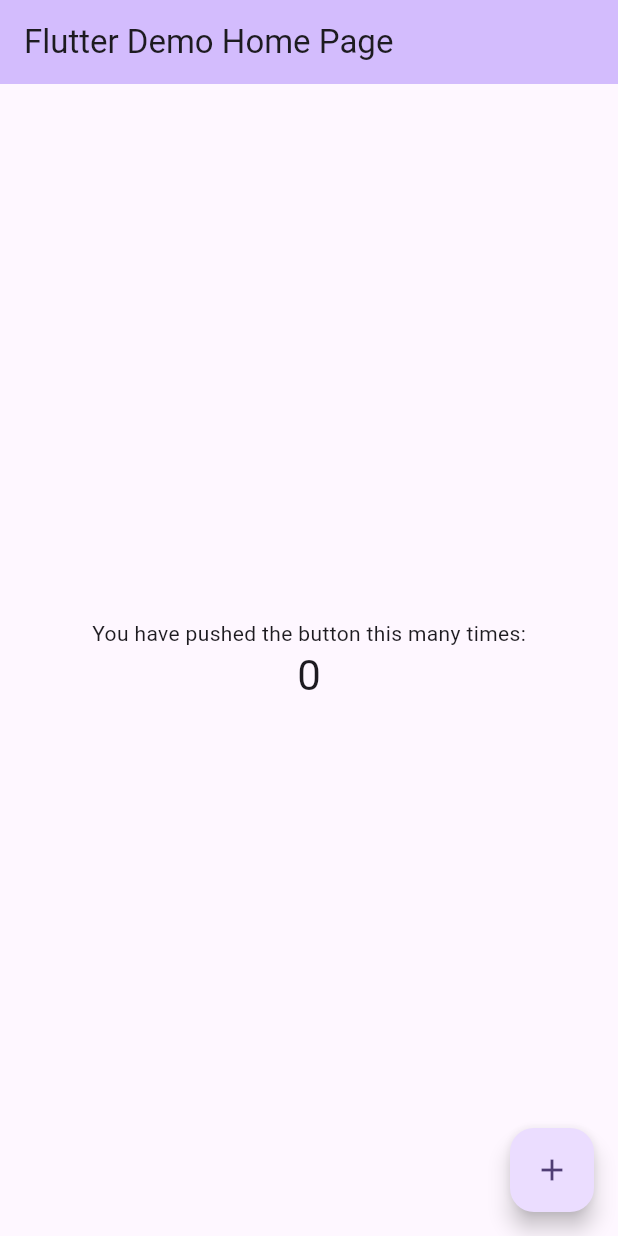
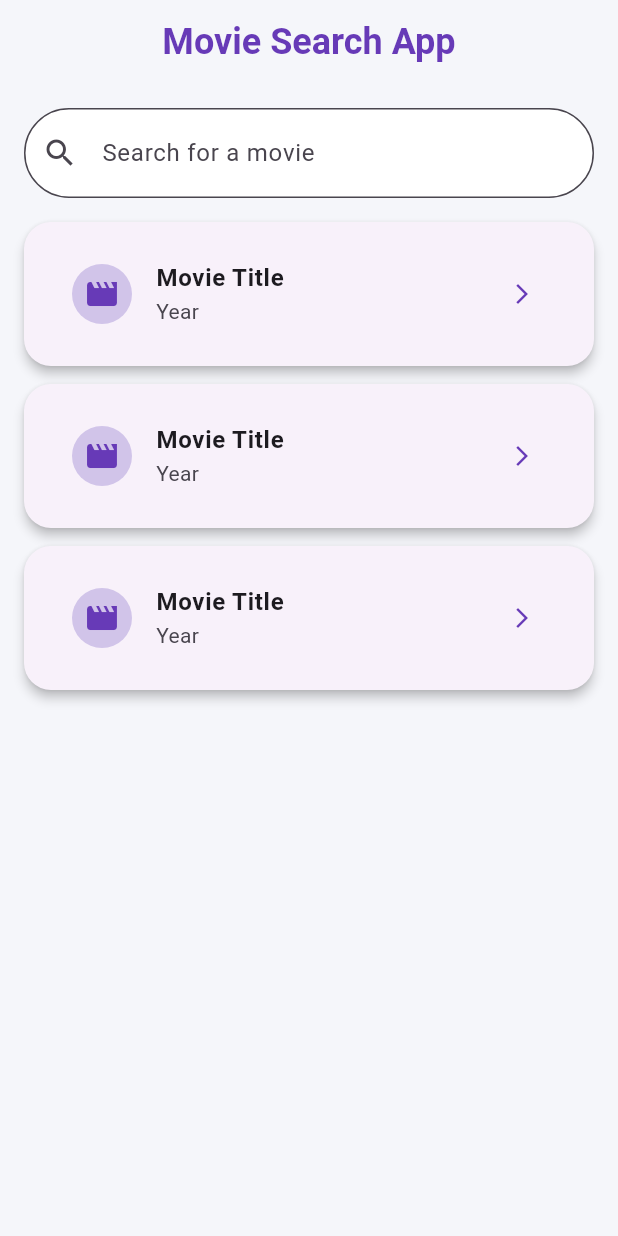
Before and after one commit to Justin-Moretto/movie_search_app, a Flutter app: the screen it shows after launch, on a phone screen of 412 x 824 dp. Run offline on Flutter 3.47's test engine with Material 3 defaults, Android fonts, the phone set to English and light mode, and no system bars; our stand-ins replace flutter_dotenv; network calls fail; statements that could not run were skipped.

Commit message:
set up basic UI (TextField + ListView)

```diff
--- a/lib/main.dart
+++ b/lib/main.dart
@@ -16,11 +16,36 @@ class MyApp extends StatelessWidget {
   @override
   Widget build(BuildContext context) {
     return MaterialApp(
-      title: 'Flutter Demo',
+      title: 'Movie Search App',
       theme: ThemeData(
         colorScheme: ColorScheme.fromSeed(seedColor: Colors.deepPurple),
+        scaffoldBackgroundColor: const Color(0xFFF5F6FA), // subtle background
+        appBarTheme: const AppBarTheme(
+          backgroundColor: Colors.transparent,
+          elevation: 0,
+          centerTitle: true,
+          titleTextStyle: TextStyle(
+            color: Colors.deepPurple,
+            fontWeight: FontWeight.bold,
+            fontSize: 24,
+          ),
+          iconTheme: IconThemeData(color: Colors.deepPurple),
+        ),
+        inputDecorationTheme: InputDecorationTheme(
+          filled: true,
+          fillColor: Colors.white,
+          contentPadding: EdgeInsets.symmetric(vertical: 18, horizontal: 20),
+          border: OutlineInputBorder(
+            borderRadius: BorderRadius.all(Radius.circular(30)),
+            borderSide: BorderSide(color: Colors.deepPurple, width: 1.2),
+          ),
+          focusedBorder: OutlineInputBorder(
+            borderRadius: BorderRadius.all(Radius.circular(30)),
+            borderSide: BorderSide(color: Colors.deepPurple, width: 2),
+          ),
+        ),
       ),
-      home: const MyHomePage(title: 'Flutter Demo Home Page'),
+      home: const MyHomePage(title: 'Movie Search App'),
     );
   }
 }
@@ -35,38 +60,64 @@ class MyHomePage extends StatefulWidget {
 }
 
 class _MyHomePageState extends State<MyHomePage> {
-  int _counter = 0;
-
-  void _incrementCounter() {
-    setState(() {
-      _counter++;
-    });
-  }
-
   @override
   Widget build(BuildContext context) {
     return Scaffold(
       appBar: AppBar(
-        backgroundColor: Theme.of(context).colorScheme.inversePrimary,
-        title: Text(widget.title),
+        // backgroundColor: Theme.of(context).colorScheme.inversePrimary,
+        backgroundColor: Colors.transparent,
+        elevation: 0,
+        title: Text(
+          widget.title,
+          textAlign: TextAlign.center,
+        ),
+        centerTitle: true,
       ),
-      body: Center(
+      body: Padding(
+        padding: const EdgeInsets.all(16.0),
         child: Column(
-          mainAxisAlignment: MainAxisAlignment.center,
-          children: <Widget>[
-            const Text('You have pushed the button this many times:'),
-            Text(
-              '$_counter',
-              style: Theme.of(context).textTheme.headlineMedium,
+          children: [
+            TextField(
+              decoration: const InputDecoration(
+                labelText: 'Search for a movie',
+                prefixIcon: Icon(Icons.search),
+              ),
+              onChanged: (value) {
+                // we'll use this later
+                print("Search input: $value");
+              },
+            ),
+            const SizedBox(height: 16),
+            Expanded(
+              child: ListView.separated(
+                itemCount: 3, // placeholder
+                separatorBuilder: (context, index) => const SizedBox(height: 12),
+                itemBuilder: (context, index) {
+                  return Card(
+                    elevation: 3,
+                    margin: EdgeInsets.zero,
+                    shape: RoundedRectangleBorder(
+                      borderRadius: BorderRadius.circular(18),
+                    ),
+                    child: Padding(
+                      padding: const EdgeInsets.symmetric(vertical: 12, horizontal: 16),
+                      child: ListTile(
+                        title: Text("Movie Title", style: TextStyle(fontWeight: FontWeight.bold)),
+                        subtitle: Text("Year"),
+                        leading: CircleAvatar(
+                          backgroundColor: Colors.deepPurple.shade100,
+                          child: Icon(Icons.movie, color: Colors.deepPurple),
+                        ),
+                        trailing: Icon(Icons.arrow_forward_ios, size: 16, color: Colors.deepPurple),
+                      ),
+                    ),
+                  );
+                },
+              ),
             ),
           ],
         ),
       ),
-      floatingActionButton: FloatingActionButton(
-        onPressed: _incrementCounter,
-        tooltip: 'Increment',
-        child: const Icon(Icons.add),
-      ),
     );
   }
 }
```
